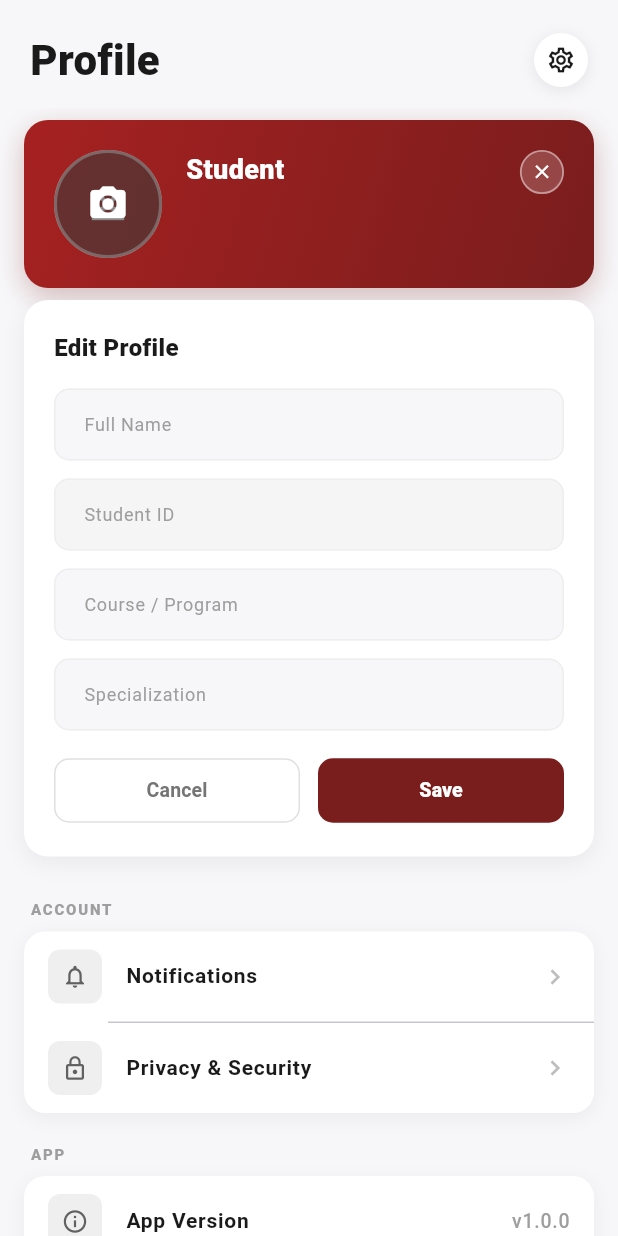
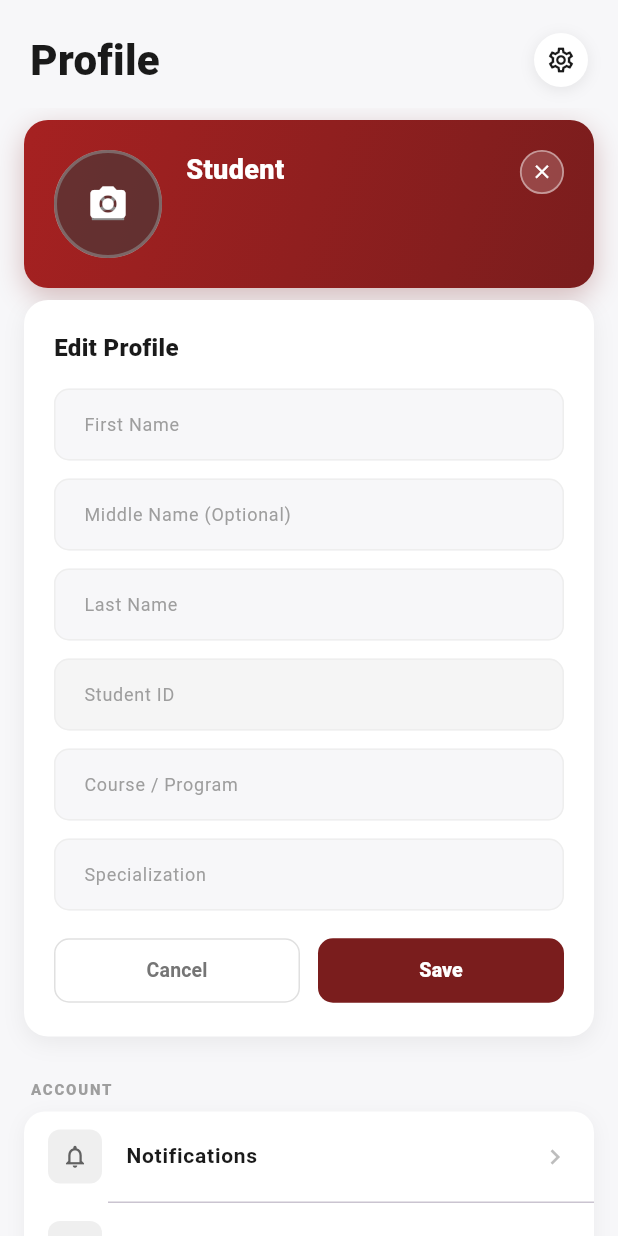
Before and after one commit to pak-pow/AdaVizion, a Flutter app: the SettingsView screen opened directly with empty values, after a tap on the "edit" icon, after a tap on the "person outline" icon, on a phone screen of 412 x 824 dp. Run offline on Flutter 3.47's test engine with Material 3 defaults, Android fonts, the phone set to English and light mode, and no system bars; our stand-ins replace image_picker, shared_preferences; missing offline and left inert: mobile_scanner; accounts and stored records are empty; network calls fail.

Commit message:
feat(ui): split name fields, lock student ID editing, and fix FAB snackbar displacement

```diff
--- a/frontend/lib/screens/dashboard/views/home_view.dart
+++ b/frontend/lib/screens/dashboard/views/home_view.dart
@@ -104,6 +104,8 @@ class _DashboardHomeViewState extends State<DashboardHomeView> {
           SnackBar(
             content: Text(e.toString().replaceFirst('Exception: ', '')),
             backgroundColor: Colors.red,
+            behavior: SnackBarBehavior.floating,
+            margin: const EdgeInsets.only(bottom: 16.0, left: 16.0, right: 16.0),
           ),
         );
       }
--- a/frontend/lib/screens/dashboard/views/settings_view.dart
+++ b/frontend/lib/screens/dashboard/views/settings_view.dart
@@ -44,10 +44,20 @@ class _SettingsViewState extends State<SettingsView> {
 
   // ── Display / editable fields ─────────────────────────────────────────────
   String? _imgPath;
-  final _nameController = TextEditingController();
+  final _firstNameController = TextEditingController();
+  final _middleNameController = TextEditingController();
+  final _lastNameController = TextEditingController();
   final _studentIdController = TextEditingController();
   final _courseController = TextEditingController();
   final _specializationController = TextEditingController();
+
+  String get _fullName {
+    final first = _firstNameController.text.trim();
+    final middle = _middleNameController.text.trim();
+    final last = _lastNameController.text.trim();
+    if (first.isEmpty && middle.isEmpty && last.isEmpty) return '';
+    return [first, middle, last].where((s) => s.isNotEmpty).join(' ');
+  }
 
   @override
   void initState() {
@@ -57,7 +67,9 @@ class _SettingsViewState extends State<SettingsView> {
 
   @override
   void dispose() {
-    _nameController.dispose();
+    _firstNameController.dispose();
+    _middleNameController.dispose();
+    _lastNameController.dispose();
     _studentIdController.dispose();
     _courseController.dispose();
     _specializationController.dispose();
@@ -74,7 +86,28 @@ class _SettingsViewState extends State<SettingsView> {
           if (info != null) {
             final firstName = info['first_name'] ?? '';
             final lastName = info['last_name'] ?? '';
-            _nameController.text = '$firstName $lastName'.trim();
+            final middleName = info['middle_name'] ?? '';
+
+            _firstNameController.text = firstName;
+            _lastNameController.text = lastName;
+            _middleNameController.text = middleName;
+
+            // Fallback: If DB only has single string name
+            final fullNameStr = info['full_name'] ?? info['name'];
+            if (firstName.isEmpty && lastName.isEmpty && fullNameStr is String && fullNameStr.isNotEmpty) {
+              final parts = fullNameStr.trim().split(RegExp(r'\s+'));
+              if (parts.length == 1) {
+                _firstNameController.text = parts[0];
+              } else if (parts.length == 2) {
+                _firstNameController.text = parts[0];
+                _lastNameController.text = parts[1];
+              } else if (parts.length > 2) {
+                _firstNameController.text = parts[0];
+                _lastNameController.text = parts.last;
+                _middleNameController.text = parts.sublist(1, parts.length - 1).join(' ');
+              }
+            }
+
             _studentIdController.text = info['student_number'] ?? '';
             _courseController.text = info['program'] ?? '';
             _specializationController.text = info['specialization'] ?? '';
@@ -106,6 +139,8 @@ class _SettingsViewState extends State<SettingsView> {
           const SnackBar(
             content: Text('Profile picture updated!'),
             backgroundColor: Colors.green,
+            behavior: SnackBarBehavior.floating,
+            margin: EdgeInsets.only(bottom: 16.0, left: 16.0, right: 16.0),
           ),
         );
       }
@@ -115,6 +150,8 @@ class _SettingsViewState extends State<SettingsView> {
           SnackBar(
             content: Text(e.toString().replaceFirst('Exception: ', '')),
             backgroundColor: Colors.red,
+            behavior: SnackBarBehavior.floating,
+            margin: const EdgeInsets.only(bottom: 16.0, left: 16.0, right: 16.0),
           ),
         );
       }
@@ -170,6 +207,8 @@ class _SettingsViewState extends State<SettingsView> {
       const SnackBar(
         content: Text('Feature coming soon!'),
         duration: Duration(seconds: 2),
+        behavior: SnackBarBehavior.floating,
+        margin: EdgeInsets.only(bottom: 16.0, left: 16.0, right: 16.0),
       ),
     );
   }
@@ -411,9 +450,7 @@ class _SettingsViewState extends State<SettingsView> {
                   children: [
                     const SizedBox(height: 2),
                     Text(
-                      _nameController.text.isEmpty
-                          ? 'Student'
-                          : _nameController.text,
+                      _fullName.isEmpty ? 'Student' : _fullName,
                       style: const TextStyle(
                         color: Colors.white,
                         fontSize: 18,
@@ -515,7 +552,9 @@ class _SettingsViewState extends State<SettingsView> {
             ),
           ),
           const SizedBox(height: 16),
-          _buildEditField(controller: _nameController, hint: 'Full Name'),
+          _buildEditField(controller: _firstNameController, hint: 'First Name'),
+          _buildEditField(controller: _middleNameController, hint: 'Middle Name (Optional)'),
+          _buildEditField(controller: _lastNameController, hint: 'Last Name'),
           _buildEditField(
             controller: _studentIdController,
             hint: 'Student ID',
@@ -588,9 +627,9 @@ class _SettingsViewState extends State<SettingsView> {
       child: TextField(
         controller: controller,
         readOnly: readOnly,
-        style: const TextStyle(
+        style: TextStyle(
           fontSize: 13,
-          color: Color(0xFF1A1A1A),
+          color: readOnly ? Colors.grey.shade600 : const Color(0xFF1A1A1A),
           fontWeight: FontWeight.w500,
         ),
         decoration: InputDecoration(
```
Also changed, not shown: frontend/lib/screens/auth/views/auth_layout_view.dart (+22 -4 lines), frontend/lib/screens/login_screen.dart (+18 -4 lines).
